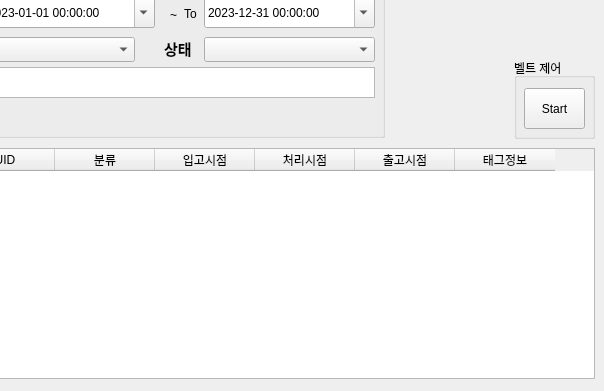
Before: the Qt Designer form ui/conveyer.ui in addinedu-ros-3rd/iot-repo-2, drawn with Qt 5; both pictures show x 156 to 760 and y 102 to 493 of the 760 by 493 pixel window.
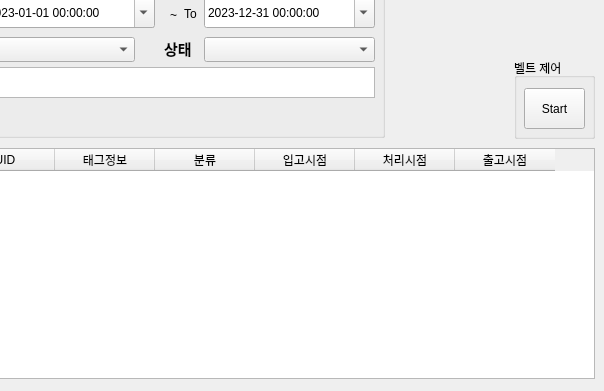
After: the same form once the commit is applied.

Commit message: chore: add comment

The edit to the form file:
```diff
--- a/ui/conveyer.ui
+++ b/ui/conveyer.ui
@@ -506,6 +506,11 @@
      <string>UID</string>
     </property>
    </column>
+   <column>
+    <property name="text">
+     <string>태그정보</string>
+    </property>
+   </column>
    <column>
     <property name="text">
      <string>분류</string>
@@ -526,11 +531,6 @@
      <string>출고시점</string>
     </property>
    </column>
-   <column>
-    <property name="text">
-     <string>태그정보</string>
-    </property>
-   </column>
   </widget>
   <widget class="QGroupBox" name="controlArea">
    <property name="geometry">
```
The commit also changes 2 other files.
